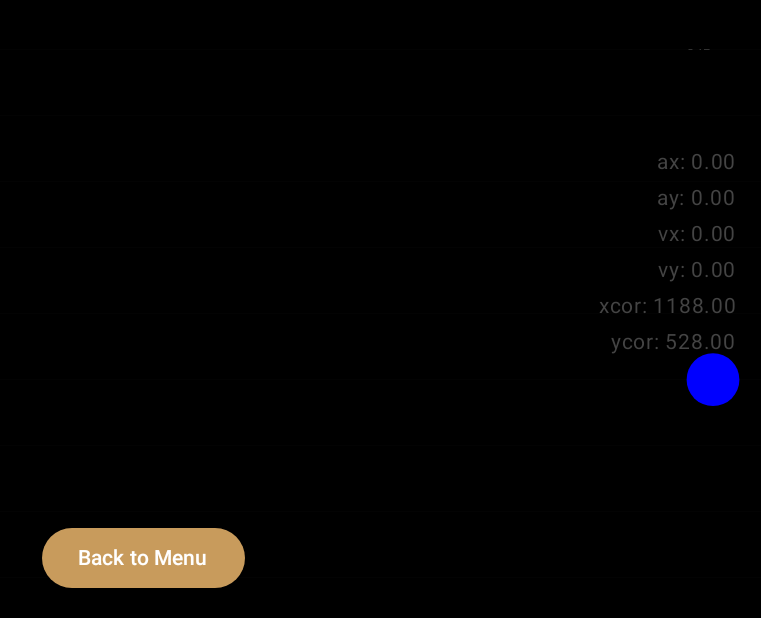
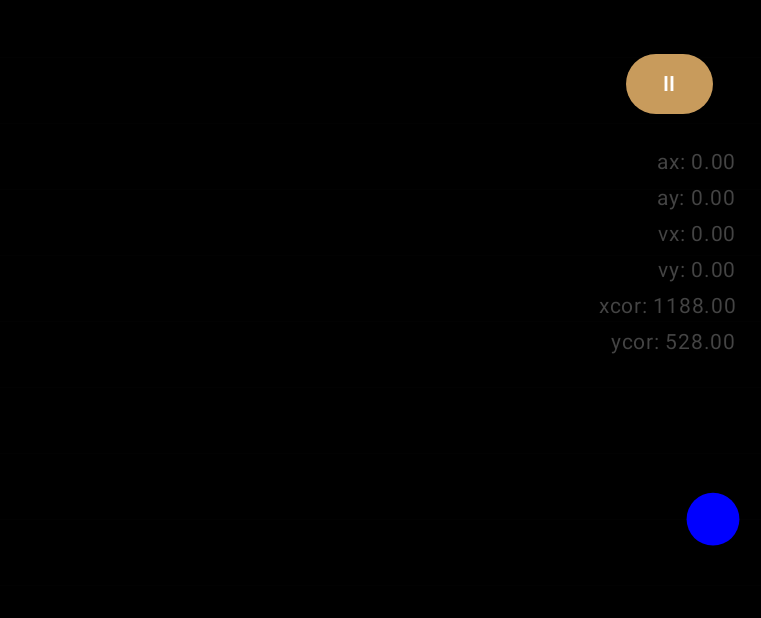
Before and after one commit to Viktoris05/AppDev3Ballanca, an Android app built with Jetpack Compose: the GameScreen screen opened through its navigation route, on a phone screen of 824 x 412 dp (held sideways). Shown: the whole screen, without its empty margins (475-1236 px from the left). Run offline under Robolectric (Android 15) with nearby library versions, the phone set to English and light mode, and no system bars.

Commit message:
Implement Pause-Menu in-game

```diff
--- a/Ballance/app/src/main/java/com/example/ballance/ui/screens/GameScreen.kt
+++ b/Ballance/app/src/main/java/com/example/ballance/ui/screens/GameScreen.kt
@@ -1,5 +1,8 @@
 package com.example.ballance.ui.screens
+import android.R
+import androidx.compose.foundation.background
 import androidx.compose.foundation.layout.*
+import androidx.compose.foundation.layout.Arrangement
 import androidx.compose.material.icons.Icons
 import androidx.compose.material.icons.filled.ArrowBack
 import androidx.compose.material.icons.filled.VolumeOff
@@ -89,6 +92,7 @@ fun GameScreen(
     // Track ball position in world-space pixels (stateful for Compose redraw)
     var ballX by remember { mutableStateOf(viewModel.ballX) }
     var ballY by remember { mutableStateOf(viewModel.ballY) }
+    var isPaused by remember {mutableStateOf(false)}
 
     // Launch a coroutine that starts when this Composable is composed.
     // This will run our real-time physics update loop (60fps-like).
@@ -116,6 +120,7 @@ fun GameScreen(
                 val ax = sensorHandler.tiltX
                 val ay = sensorHandler.tiltY
 
+                if(!isPaused) {
                     // Step the physics simulation with the tilt input and time delta.
                     // The ViewModel runs the physics and gives us the updated position.
                     val (newX, newY) = viewModel.update(
@@ -135,35 +140,9 @@ fun GameScreen(
                 }
             }
         }
+    }
 
     Surface(modifier = Modifier.fillMaxSize(), color = backgroundColor) {
-        Column(modifier = Modifier.fillMaxSize()) {
-            // Top bar with Back and Music toggle
-            Row(
-                modifier = Modifier
-                    .fillMaxWidth()
-                    .padding(16.dp),
-                verticalAlignment = Alignment.CenterVertically,
-                horizontalArrangement = Arrangement.SpaceBetween
-            ) {
-                IconButton(onClick = { navController.popBackStack() }) {
-                    Icon(Icons.Filled.ArrowBack, contentDescription = "Back", tint = Color.White)
-                }
-
-                IconButton(
-                    onClick = {
-                        MusicPlayer.toggle(context)
-                        isPlaying = MusicPlayer.isPlaying
-                    }
-                ) {
-                    Icon(
-                        imageVector = if (isPlaying) Icons.Filled.VolumeUp else Icons.Filled.VolumeOff,
-                        contentDescription = "Music",
-                        tint = Color.White
-                    )
-                }
-            }
-
             Box(modifier = Modifier.fillMaxSize()) {
                 // Maze and ball rendering
                 GameCanvas(
@@ -173,6 +152,73 @@ fun GameScreen(
                     cellSize = cellSize
                 )
 
+                if(isPaused){
+                    Box(
+                        modifier = Modifier
+                            .fillMaxSize()
+                            .background(Color.Black.copy(alpha = 0.7f)), //make background more dim
+                        contentAlignment = Alignment.Center
+                    ){
+                        Column(
+                            modifier = Modifier
+                                .background(backgroundColor)
+                                .padding(24.dp),
+                            horizontalAlignment = Alignment.CenterHorizontally,
+                            verticalArrangement = Arrangement.spacedBy(16.dp))
+                            {
+                                //Music toggle
+                                IconButton(
+                                    onClick = {
+                                        MusicPlayer.toggle(context)
+                                        isPlaying = MusicPlayer.isPlaying
+                                    },
+                                    modifier = Modifier.size(15.dp).align(Alignment.End)
+                                ) {
+                                    Icon(
+                                        imageVector = if (isPlaying) Icons.Filled.VolumeUp else Icons.Filled.VolumeOff,
+                                        contentDescription = "Musik umschalten",
+                                        tint = Color.White,
+                                        modifier = Modifier.fillMaxSize()
+                                    )
+                                }
+
+                                Text("Level: (Name)", color = Color.White)
+                                Text("Highscore: (Time)", color = Color.White)
+                                Text("Current Score: (Time)", color = Color.White)
+
+                                //Resume button
+                                Button(onClick = {isPaused = false},
+                                    colors = ButtonDefaults.buttonColors(
+                                        containerColor = accentColor,
+                                        contentColor = Color.White)) {
+                                    Text("Resume")
+                                }
+
+
+                                //Restart Level
+                                Button(onClick = {
+                                    isPaused = false
+                                    navController.navigate(Screen.Game.route)
+                                                 },
+                                    colors = ButtonDefaults.buttonColors(
+                                        containerColor = accentColor,
+                                        contentColor = Color.White
+                                    )) {
+                                    Text("Restart level")
+                                }
+
+                                //Back to Menu
+                                Button(onClick = { navController.popBackStack() },
+                                    colors = ButtonDefaults.buttonColors(
+                                        containerColor = accentColor,
+                                        contentColor = Color.White
+                                    )) {
+                                    Text("Back to Menu")
+                                }
+                            }
+                    }
+                }
+
                 // Debug overlay in upper-right
                 Column(
                     modifier = Modifier
@@ -181,6 +227,19 @@ fun GameScreen(
                     horizontalAlignment = Alignment.End,
                     verticalArrangement = Arrangement.Top
                 ) {
+
+                    //Pause/Resume Button
+                    Button(
+                        onClick = {if(!isPaused) {isPaused = true}else{isPaused = false} },
+                        colors = ButtonDefaults.buttonColors(
+                            containerColor = accentColor,
+                            contentColor = Color.White
+                        ),
+                        modifier = Modifier.padding(16.dp))
+                    {
+                        Text(if(!isPaused){("II")}else{("▶")})
+                    }
+
                     //debug values on screen
                     fun Float.format(digits: Int): String = "%.${digits}f".format(this)
 
@@ -192,23 +251,6 @@ fun GameScreen(
                     Text("ycor: ${ballY.format(2)}", color = Color.DarkGray, fontSize = 14.sp)
                 }
 
-                // "Back to Menu" button in lower-center
-                Column(
-                    modifier = Modifier
-                        .fillMaxSize()
-                        .padding(16.dp),
-                    verticalArrangement = Arrangement.Bottom,
-                    horizontalAlignment = Alignment.CenterHorizontally
-                ) {
-                    Button(onClick = { navController.popBackStack() },
-                        colors = ButtonDefaults.buttonColors(
-                            containerColor = accentColor,
-                            contentColor = Color.White
-                        )) {
-                        Text("Back to Menu")
             }
     }
 }
-        }
-    }
-}
--- a/Ballance/app/src/main/java/com/example/ballance/ui/screens/utilities/WorldToScreenMapper.kt
+++ b/Ballance/app/src/main/java/com/example/ballance/ui/screens/utilities/WorldToScreenMapper.kt
@@ -34,7 +34,7 @@ class WorldToScreenMapper(
 
     // Offset to center the maze in the available canvas
     private val offsetX = 0 //(canvasSize.width - mazeWidth) / 2f (old value)
-    private val offsetY = (canvasSize.height - mazeHeight) / 7f
+    private val offsetY = (canvasSize.height - mazeHeight) / 200f
 
     /**
      * Converts a maze-space position (x, y in pixels) to screen-space.
```
Lines whose indentation alone changed are shown as unchanged.
